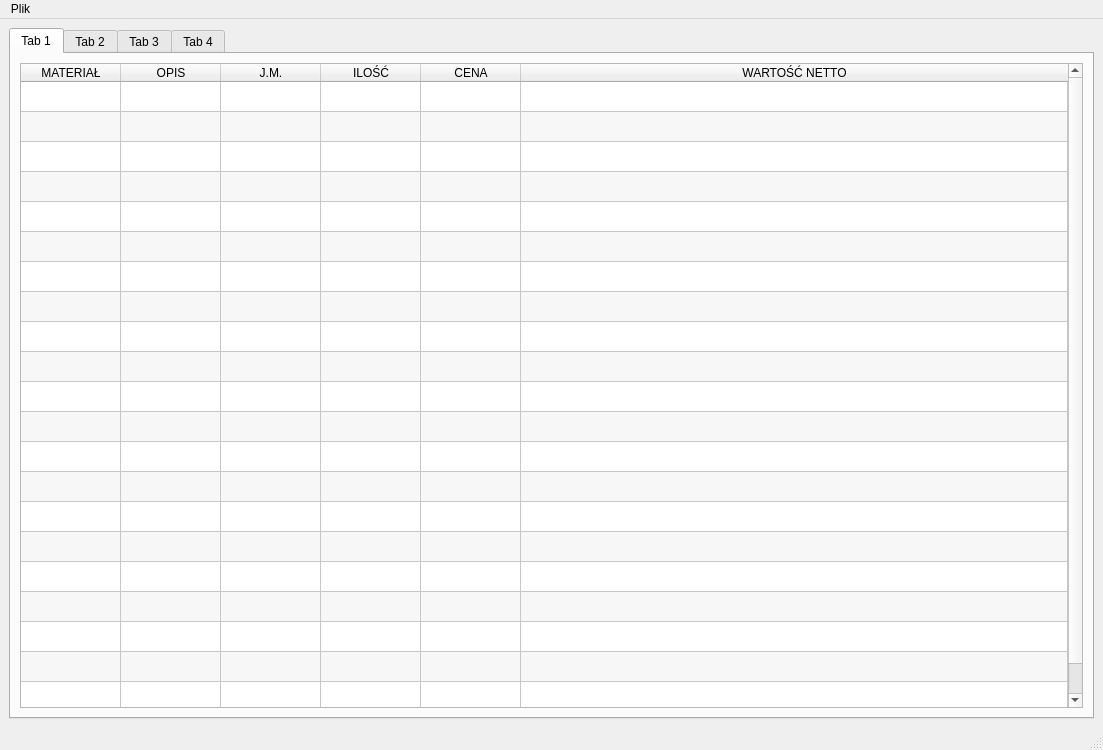
The window that Main_window.ui (KPlutowski/estiamte-app) describes before a commit, drawn with Qt 5.
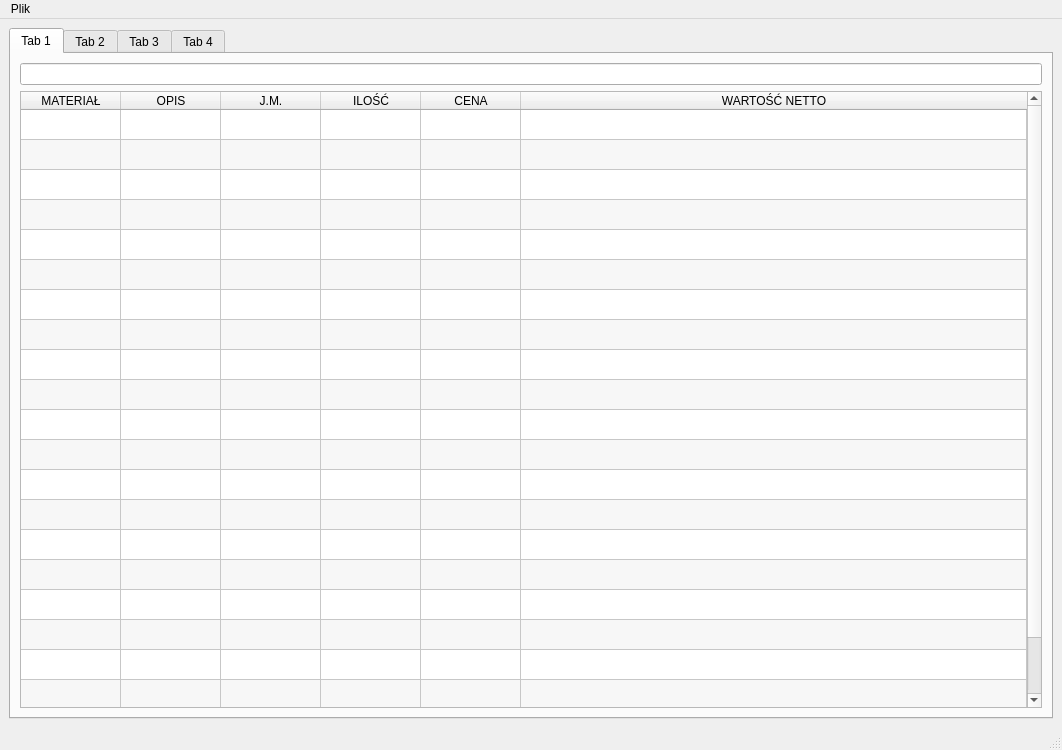
The same window after the commit.

The edit to the form file:
```diff
--- a/Main_window.ui
+++ b/Main_window.ui
@@ -6,7 +6,7 @@
    <rect>
     <x>0</x>
     <y>0</y>
-    <width>1103</width>
+    <width>1062</width>
     <height>750</height>
    </rect>
   </property>
@@ -25,6 +25,9 @@
         <string>Tab 1</string>
        </attribute>
        <layout class="QVBoxLayout" name="verticalLayout">
+        <item>
+         <widget class="QLineEdit" name="lineEdit"/>
+        </item>
         <item>
          <widget class="QTableWidget" name="PositonsTable">
           <property name="contextMenuPolicy">
@@ -195,7 +198,7 @@
     <rect>
      <x>0</x>
      <y>0</y>
-     <width>1103</width>
+     <width>1062</width>
      <height>26</height>
     </rect>
    </property>
```
Left out of the diff: 6 changed lines with no effect on the pictures.
